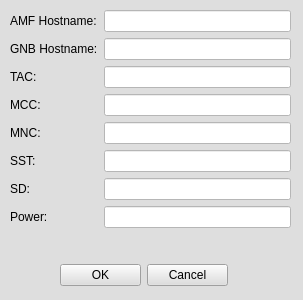
Old version of the form netflux5g-editor/src/gui/ui/GNB_properties.ui in the repository adaptivenetworklab/NetFlux5G.
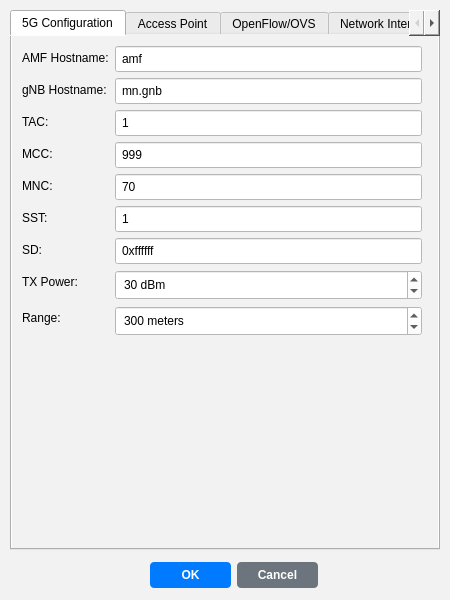
New version of the form. The open tabs and pages were chosen to show the change.

Patch:
```diff
--- a/netflux5g-editor/src/gui/ui/GNB_properties.ui
+++ b/netflux5g-editor/src/gui/ui/GNB_properties.ui
@@ -6,146 +6,553 @@
    <rect>
     <x>0</x>
     <y>0</y>
-    <width>303</width>
-    <height>300</height>
+    <width>450</width>
+    <height>600</height>
    </rect>
   </property>
   <property name="windowTitle">
    <string>MainWindow</string>
   </property>
   <property name="styleSheet">
-   <string notr="true">background-color: rgb(222, 222, 222);</string>
+   <string notr="true">background-color: rgb(242, 242, 242);</string>
   </property>
   <widget class="QWidget" name="centralwidget">
-   <widget class="QWidget" name="formLayoutWidget">
+   <widget class="QTabWidget" name="tabWidget">
     <property name="geometry">
      <rect>
       <x>10</x>
       <y>10</y>
-      <width>281</width>
-      <height>244</height>
+      <width>430</width>
+      <height>540</height>
      </rect>
     </property>
-    <layout class="QFormLayout" name="formLayout">
-     <item row="0" column="0">
-      <widget class="QLabel" name="label">
-       <property name="text">
-        <string>AMF Hostname:</string>
-       </property>
-      </widget>
-     </item>
-     <item row="1" column="0">
-      <widget class="QLabel" name="label_13">
-       <property name="text">
-        <string>GNB Hostname:</string>
-       </property>
-      </widget>
-     </item>
-     <item row="2" column="0">
-      <widget class="QLabel" name="label_11">
-       <property name="text">
-        <string>TAC:</string>
-       </property>
-      </widget>
-     </item>
-     <item row="3" column="0">
-      <widget class="QLabel" name="label_14">
-       <property name="text">
-        <string>MCC:</string>
-       </property>
-      </widget>
-     </item>
-     <item row="4" column="0">
-      <widget class="QLabel" name="label_10">
-       <property name="text">
-        <string>MNC:</string>
-       </property>
-      </widget>
-     </item>
-     <item row="5" column="0">
-      <widget class="QLabel" name="label_9">
-       <property name="text">
-        <string>SST:</string>
-       </property>
-      </widget>
-     </item>
-     <item row="6" column="0">
-      <widget class="QLabel" name="label_12">
-       <property name="text">
-        <string>SD:</string>
-       </property>
-      </widget>
-     </item>
-     <item row="0" column="1">
-      <widget class="QLineEdit" name="GNB_AMFHostName">
-       <property name="styleSheet">
-        <string notr="true">background-color: rgb(255, 255, 255);</string>
-       </property>
-      </widget>
-     </item>
-     <item row="1" column="1">
-      <widget class="QLineEdit" name="GNB_GNBHostName">
-       <property name="styleSheet">
-        <string notr="true">background-color: rgb(255, 255, 255);</string>
-       </property>
-      </widget>
-     </item>
-     <item row="2" column="1">
-      <widget class="QLineEdit" name="GNB_TAC">
-       <property name="styleSheet">
-        <string notr="true">background-color: rgb(255, 255, 255);</string>
-       </property>
-      </widget>
-     </item>
-     <item row="3" column="1">
-      <widget class="QLineEdit" name="GNB_MCC">
-       <property name="styleSheet">
-        <string notr="true">background-color: rgb(255, 255, 255);</string>
-       </property>
-      </widget>
-     </item>
-     <item row="4" column="1">
-      <widget class="QLineEdit" name="GNB_MNC">
-       <property name="styleSheet">
-        <string notr="true">background-color: rgb(255, 255, 255);</string>
-       </property>
-      </widget>
-     </item>
-     <item row="5" column="1">
-      <widget class="QLineEdit" name="GNB_SST">
-       <property name="styleSheet">
-        <string notr="true">background-color: rgb(255, 255, 255);</string>
-       </property>
-      </widget>
-     </item>
-     <item row="6" column="1">
-      <widget class="QLineEdit" name="GNB_SD">
-       <property name="styleSheet">
-        <string notr="true">background-color: rgb(255, 255, 255);</string>
-       </property>
-      </widget>
-     </item>
-     <item row="7" column="0">
-      <widget class="QLabel" name="label_15">
-       <property name="text">
-        <string>Power:</string>
-       </property>
-      </widget>
-     </item>
-     <item row="7" column="1">
-      <widget class="QLineEdit" name="GNB_Power">
-       <property name="styleSheet">
-        <string notr="true">background-color: rgb(255, 255, 255);</string>
-       </property>
-      </widget>
-     </item>
-    </layout>
+    <property name="currentIndex">
+     <number>1</number>
+    </property>
+    <widget class="QWidget" name="tab_5g_config">
+     <attribute name="title">
+      <string>5G Configuration</string>
+     </attribute>
+     <widget class="QWidget" name="formLayoutWidget">
+      <property name="geometry">
+       <rect>
+        <x>10</x>
+        <y>10</y>
+        <width>400</width>
+        <height>319</height>
+       </rect>
+      </property>
+      <layout class="QFormLayout" name="formLayout_5g">
+       <item row="0" column="0">
+        <widget class="QLabel" name="label_amf_hostname">
+         <property name="text">
+          <string>AMF Hostname:</string>
+         </property>
+        </widget>
+       </item>
+       <item row="0" column="1">
+        <widget class="QLineEdit" name="GNB_AMFHostName">
+         <property name="styleSheet">
+          <string notr="true">background-color: rgb(255, 255, 255); padding: 4px;</string>
+         </property>
+         <property name="text">
+          <string>amf</string>
+         </property>
+        </widget>
+       </item>
+       <item row="1" column="0">
+        <widget class="QLabel" name="label_gnb_hostname">
+         <property name="text">
+          <string>gNB Hostname:</string>
+         </property>
+        </widget>
+       </item>
+       <item row="1" column="1">
+        <widget class="QLineEdit" name="GNB_GNBHostName">
+         <property name="styleSheet">
+          <string notr="true">background-color: rgb(255, 255, 255); padding: 4px;</string>
+         </property>
+         <property name="text">
+          <string>mn.gnb</string>
+         </property>
+        </widget>
+       </item>
+       <item row="2" column="0">
+        <widget class="QLabel" name="label_tac">
+         <property name="text">
+          <string>TAC:</string>
+         </property>
+        </widget>
+       </item>
+       <item row="2" column="1">
+        <widget class="QLineEdit" name="GNB_TAC">
+         <property name="styleSheet">
+          <string notr="true">background-color: rgb(255, 255, 255); padding: 4px;</string>
+         </property>
+         <property name="text">
+          <string>1</string>
+         </property>
+        </widget>
+       </item>
+       <item row="3" column="0">
+        <widget class="QLabel" name="label_mcc">
+         <property name="text">
+          <string>MCC:</string>
+         </property>
+        </widget>
+       </item>
+       <item row="3" column="1">
+        <widget class="QLineEdit" name="GNB_MCC">
+         <property name="styleSheet">
+          <string notr="true">background-color: rgb(255, 255, 255); padding: 4px;</string>
+         </property>
+         <property name="text">
+          <string>999</string>
+         </property>
+        </widget>
+       </item>
+       <item row="4" column="0">
+        <widget class="QLabel" name="label_mnc">
+         <property name="text">
+          <string>MNC:</string>
+         </property>
+        </widget>
+       </item>
+       <item row="4" column="1">
+        <widget class="QLineEdit" name="GNB_MNC">
+         <property name="styleSheet">
+          <string notr="true">background-color: rgb(255, 255, 255); padding: 4px;</string>
+         </property>
+         <property name="text">
+          <string>70</string>
+         </property>
+        </widget>
+       </item>
+       <item row="5" column="0">
+        <widget class="QLabel" name="label_sst">
+         <property name="text">
+          <string>SST:</string>
+         </property>
+        </widget>
+       </item>
+       <item row="5" column="1">
+        <widget class="QLineEdit" name="GNB_SST">
+         <property name="styleSheet">
+          <string notr="true">background-color: rgb(255, 255, 255); padding: 4px;</string>
+         </property>
+         <property name="text">
+          <string>1</string>
+         </property>
+        </widget>
+       </item>
+       <item row="6" column="0">
+        <widget class="QLabel" name="label_sd">
+         <property name="text">
+          <string>SD:</string>
+         </property>
+        </widget>
+       </item>
+       <item row="6" column="1">
+        <widget class="QLineEdit" name="GNB_SD">
+         <property name="styleSheet">
+          <string notr="true">background-color: rgb(255, 255, 255); padding: 4px;</string>
+         </property>
+         <property name="text">
+          <string>0xffffff</string>
+         </property>
+        </widget>
+       </item>
+       <item row="7" column="0">
+        <widget class="QLabel" name="label_power">
+         <property name="text">
+          <string>TX Power:</string>
+         </property>
+        </widget>
+       </item>
+       <item row="7" column="1">
+        <widget class="QSpinBox" name="GNB_Power">
+         <property name="styleSheet">
+          <string notr="true">background-color: rgb(255, 255, 255); padding: 4px;</string>
+         </property>
+         <property name="suffix">
+          <string> dBm</string>
+         </property>
+         <property name="minimum">
+          <number>1</number>
+         </property>
+         <property name="maximum">
+          <number>50</number>
+         </property>
+         <property name="value">
+          <number>30</number>
+         </property>
+        </widget>
+       </item>
+       <item row="8" column="0">
+        <widget class="QLabel" name="label_range">
+         <property name="text">
+          <string>Range:</string>
+         </property>
+        </widget>
+       </item>
+       <item row="8" column="1">
+        <widget class="QSpinBox" name="GNB_Range">
+         <property name="styleSheet">
+          <string notr="true">background-color: rgb(255, 255, 255); padding: 4px;</string>
+         </property>
+         <property name="suffix">
+          <string> meters</string>
+         </property>
+         <property name="minimum">
+          <number>50</number>
+         </property>
+         <property name="maximum">
+          <number>1000</number>
+         </property>
+         <property name="value">
+          <number>300</number>
+         </property>
+        </widget>
+       </item>
+      </layout>
+     </widget>
+    </widget>
+    <widget class="QWidget" name="tab_ap_config">
+     <attribute name="title">
+      <string>Access Point</string>
+     </attribute>
+     <widget class="QWidget" name="groupBox_ap_enable">
+      <property name="geometry">
+       <rect>
+        <x>10</x>
+        <y>10</y>
+        <width>400</width>
+        <height>460</height>
+       </rect>
+      </property>
+      <layout class="QVBoxLayout" name="verticalLayout_ap">
+       <item>
+        <widget class="QCheckBox" name="GNB_AP_Enabled">
+         <property name="toolTip">
+          <string>Enable the gNB to act as a WiFi Access Point for mininet-wifi integration</string>
+         </property>
+         <property name="styleSheet">
+          <string notr="true">font-weight: bold; color: rgb(33, 37, 41);</string>
+         </property>
+         <property name="text">
+          <string>Enable Access Point Functionality</string>
+         </property>
+        </widget>
+       </item>
+       <item>
+        <layout class="QFormLayout" name="formLayout_ap">
+         <item row="0" column="0">
+          <widget class="QLabel" name="label_ap_ssid">
+           <property name="text">
+            <string>SSID:</string>
+           </property>
+          </widget>
+         </item>
+         <item row="0" column="1">
+          <widget class="QLineEdit" name="GNB_AP_SSID">
+           <property name="styleSheet">
+            <string notr="true">background-color: rgb(255, 255, 255); padding: 4px;</string>
+           </property>
+           <property name="text">
+            <string>gnb-hotspot</string>
+           </property>
+          </widget>
+         </item>
+         <item row="1" column="0">
+          <widget class="QLabel" name="label_ap_channel">
+           <property name="text">
+            <string>Channel:</string>
+           </property>
+          </widget>
+         </item>
+         <item row="1" column="1">
+          <widget class="QSpinBox" name="GNB_AP_Channel">
+           <property name="styleSheet">
+            <string notr="true">background-color: rgb(255, 255, 255); padding: 4px;</string>
+           </property>
+           <property name="minimum">
+            <number>1</number>
+           </property>
+           <property name="maximum">
+            <number>11</number>
+           </property>
+           <property name="value">
+            <number>6</number>
+           </property>
+          </widget>
+         </item>
+         <item row="2" column="0">
+          <widget class="QLabel" name="label_ap_mode">
+           <property name="text">
+            <string>Mode:</string>
+           </property>
+          </widget>
+         </item>
+         <item row="2" column="1">
+          <widget class="QComboBox" name="GNB_AP_Mode">
+           <property name="styleSheet">
+            <string notr="true">background-color: rgb(255, 255, 255); padding: 4px;</string>
+           </property>
+           <item>
+            <property name="text">
+             <string>g</string>
+            </property>
+           </item>
+           <item>
+            <property name="text">
+             <string>a</string>
+            </property>
+           </item>
+           <item>
+            <property name="text">
+             <string>n</string>
+            </property>
+           </item>
+           <item>
+            <property name="text">
+             <string>ac</string>
+            </property>
+           </item>
+          </widget>
+         </item>
+         <item row="3" column="0">
+          <widget class="QLabel" name="label_ap_password">
+           <property name="text">
+            <string>Password:</string>
+           </property>
+          </widget>
+         </item>
+         <item row="3" column="1">
+          <widget class="QLineEdit" name="GNB_AP_Password">
+           <property name="styleSheet">
+            <string notr="true">background-color: rgb(255, 255, 255); padding: 4px;</string>
+           </property>
+           <property name="text">
+            <string/>
+           </property>
+           <property name="echoMode">
+            <enum>QLineEdit::Password</enum>
+           </property>
+           <property name="placeholderText">
+            <string>Leave empty for open network</string>
+           </property>
+          </widget>
+         </item>
+         <item row="4" column="0">
+          <widget class="QLabel" name="label_ap_bridge">
+           <property name="text">
+            <string>Bridge Name:</string>
+           </property>
+          </widget>
+         </item>
+         <item row="4" column="1">
+          <widget class="QLineEdit" name="GNB_AP_BridgeName">
+           <property name="styleSheet">
+            <string notr="true">background-color: rgb(255, 255, 255); padding: 4px;</string>
+           </property>
+           <property name="text">
+            <string>br-gnb</string>
+           </property>
+          </widget>
+         </item>
+        </layout>
+       </item>
+      </layout>
+     </widget>
+    </widget>
+    <widget class="QWidget" name="tab_openflow_config">
+     <attribute name="title">
+      <string>OpenFlow/OVS</string>
+     </attribute>
+     <widget class="QWidget" name="formLayoutWidget_ovs">
+      <property name="geometry">
+       <rect>
+        <x>10</x>
+        <y>10</y>
+        <width>400</width>
+        <height>200</height>
+       </rect>
+      </property>
+      <layout class="QFormLayout" name="formLayout_ovs">
+       <item row="0" column="0">
+        <widget class="QLabel" name="label_ovs_controller">
+         <property name="text">
+          <string>Controller:</string>
+         </property>
+        </widget>
+       </item>
+       <item row="0" column="1">
+        <widget class="QLineEdit" name="GNB_OVS_Controller">
+         <property name="styleSheet">
+          <string notr="true">background-color: rgb(255, 255, 255); padding: 4px;</string>
+         </property>
+         <property name="text">
+          <string/>
+         </property>
+         <property name="placeholderText">
+          <string>tcp:127.0.0.1:6633</string>
+         </property>
+        </widget>
+       </item>
+       <item row="1" column="0">
+        <widget class="QLabel" name="label_ovs_failmode">
+         <property name="text">
+          <string>Fail Mode:</string>
+         </property>
+        </widget>
+       </item>
+       <item row="1" column="1">
+        <widget class="QComboBox" name="GNB_OVS_FailMode">
+         <property name="styleSheet">
+          <string notr="true">background-color: rgb(255, 255, 255); padding: 4px;</string>
+         </property>
+         <item>
+          <property name="text">
+           <string>standalone</string>
+          </property>
+         </item>
+         <item>
+          <property name="text">
+           <string>secure</string>
+          </property>
+         </item>
+        </widget>
+       </item>
+       <item row="2" column="0">
+        <widget class="QLabel" name="label_ovs_protocols">
+         <property name="text">
+          <string>OpenFlow Protocols:</string>
+         </property>
+        </widget>
+       </item>
+       <item row="2" column="1">
+        <widget class="QComboBox" name="GNB_OVS_Protocols">
+         <property name="styleSheet">
+          <string notr="true">background-color: rgb(255, 255, 255); padding: 4px;</string>
+         </property>
+         <item>
+          <property name="text">
+           <string>OpenFlow14</string>
+          </property>
+         </item>
+         <item>
+          <property name="text">
+           <string>OpenFlow13</string>
+          </property>
+         </item>
+         <item>
+          <property name="text">
+           <string>OpenFlow10</string>
+          </property>
+         </item>
+        </widget>
+       </item>
+       <item row="3" column="0">
+        <widget class="QLabel" name="label_ovs_datapath">
+         <property name="text">
+          <string>Datapath:</string>
+         </property>
+        </widget>
+       </item>
+       <item row="3" column="1">
+        <widget class="QComboBox" name="GNB_OVS_Datapath">
+         <property name="styleSheet">
+          <string notr="true">background-color: rgb(255, 255, 255); padding: 4px;</string>
+         </property>
+         <item>
+          <property name="text">
+           <string>kernel</string>
+          </property>
+         </item>
+         <item>
+          <property name="text">
+           <string>user</string>
+          </property>
+         </item>
+        </widget>
+       </item>
+      </layout>
+     </widget>
+    </widget>
+    <widget class="QWidget" name="tab_interfaces">
+     <attribute name="title">
+      <string>Network Interfaces</string>
+     </attribute>
+     <widget class="QWidget" name="formLayoutWidget_interfaces">
+      <property name="geometry">
+       <rect>
+        <x>10</x>
+        <y>10</y>
+        <width>400</width>
+        <height>150</height>
+       </rect>
+      </property>
+      <layout class="QFormLayout" name="formLayout_interfaces">
+       <item row="0" column="0">
+        <widget class="QLabel" name="label_n2_iface">
+         <property name="text">
+          <string>N2 Interface:</string>
+         </property>
+        </widget>
+       </item>
+       <item row="0" column="1">
+        <widget class="QLineEdit" name="GNB_N2_Interface">
+         <property name="styleSheet">
+          <string notr="true">background-color: rgb(255, 255, 255); padding: 4px;</string>
+         </property>
+         <property name="text">
+          <string>eth0</string>
+         </property>
+        </widget>
+       </item>
+       <item row="1" column="0">
+        <widget class="QLabel" name="label_n3_iface">
+         <property name="text">
+          <string>N3 Interface:</string>
+         </property>
+        </widget>
+       </item>
+       <item row="1" column="1">
+        <widget class="QLineEdit" name="GNB_N3_Interface">
+         <property name="styleSheet">
+          <string notr="true">background-color: rgb(255, 255, 255); padding: 4px;</string>
+         </property>
+         <property name="text">
+          <string>eth0</string>
+         </property>
+        </widget>
+       </item>
+       <item row="2" column="0">
+        <widget class="QLabel" name="label_radio_iface">
+         <property name="text">
+          <string>Radio Interface:</string>
+         </property>
+        </widget>
+       </item>
+       <item row="2" column="1">
+        <widget class="QLineEdit" name="GNB_Radio_Interface">
+         <property name="styleSheet">
+          <string notr="true">background-color: rgb(255, 255, 255); padding: 4px;</string>
+         </property>
+         <property name="text">
+          <string>eth0</string>
+         </property>
+        </widget>
+       </item>
+      </layout>
+     </widget>
+    </widget>
    </widget>
    <widget class="QWidget" name="gridLayoutWidget">
     <property name="geometry">
      <rect>
-      <x>60</x>
-      <y>260</y>
+      <x>150</x>
+      <y>560</y>
       <width>168</width>
       <height>31</height>
      </rect>
@@ -153,6 +560,24 @@
     <layout class="QGridLayout" name="gridLayout">
      <item row="0" column="0">
       <widget class="QPushButton" name="GNB_OKButton">
+       <property name="styleSheet">
+        <string notr="true">
+         QPushButton {
+          background-color: rgb(0, 123, 255);
+          color: white;
+          border: none;
+          padding: 6px 12px;
+          border-radius: 4px;
+          font-weight: bold;
+         }
+         QPushButton:hover {
+          background-color: rgb(0, 105, 217);
+         }
+         QPushButton:pressed {
+          background-color: rgb(0, 86, 179);
+         }
+        </string>
+       </property>
        <property name="text">
         <string>OK</string>
        </property>
@@ -160,6 +585,24 @@
      </item>
      <item row="0" column="1">
       <widget class="QPushButton" name="GNB_CancelButton">
+       <property name="styleSheet">
+        <string notr="true">
+         QPushButton {
+          background-color: rgb(108, 117, 125);
+          color: white;
+          border: none;
+          padding: 6px 12px;
+          border-radius: 4px;
+          font-weight: bold;
+         }
+         QPushButton:hover {
+          background-color: rgb(90, 98, 104);
+         }
+         QPushButton:pressed {
+          background-color: rgb(73, 80, 87);
+         }
+        </string>
+       </property>
        <property name="text">
         <string>Cancel</string>
        </property>
```
Left out of the diff: 2 changed lines with no effect on the pictures.
